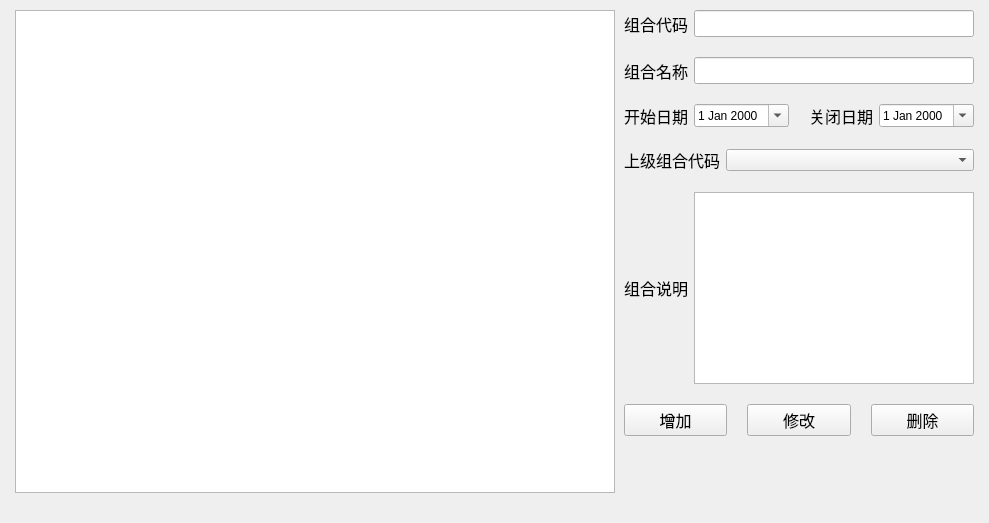
ruofeng216/fmlnew, file FML/view/mainframe/paramgrunion.ui: the form before one commit.
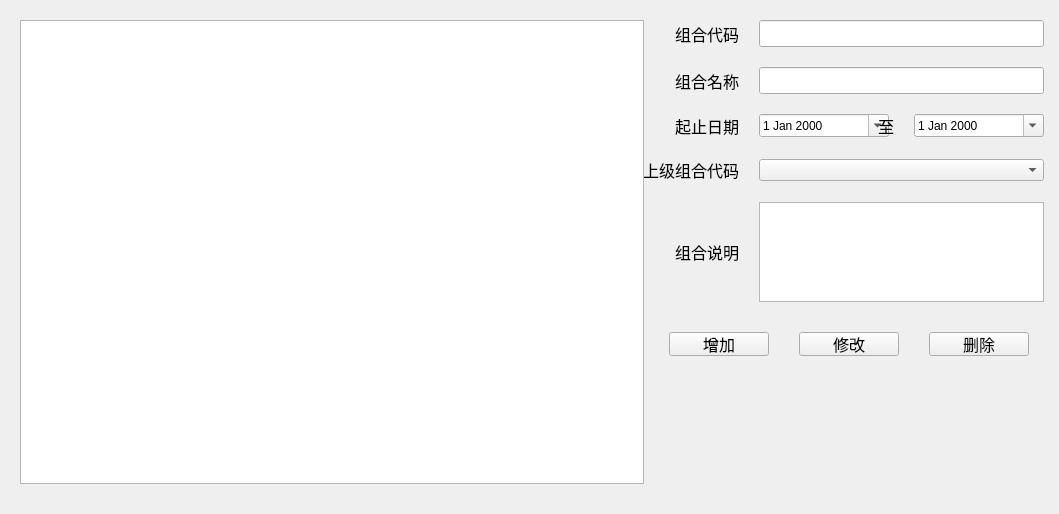
The form after the commit.

Commit message: 组合管理，金融日历布局，样式修改

Diff of the .ui file:
```diff
--- a/FML/view/mainframe/paramgrunion.ui
+++ b/FML/view/mainframe/paramgrunion.ui
@@ -6,47 +6,46 @@
    <rect>
     <x>0</x>
     <y>0</y>
-    <width>989</width>
-    <height>523</height>
+    <width>1059</width>
+    <height>514</height>
    </rect>
   </property>
+  <property name="minimumSize">
+   <size>
+    <width>0</width>
+    <height>0</height>
+   </size>
+  </property>
   <property name="windowTitle">
    <string>ParaMgrUnion</string>
   </property>
-  <layout class="QGridLayout" name="gridLayout">
+  <layout class="QHBoxLayout" name="horizontalLayout_9" stretch="1,0">
+   <property name="spacing">
+    <number>0</number>
+   </property>
+   <property name="leftMargin">
+    <number>20</number>
+   </property>
    <property name="topMargin">
-    <number>10</number>
+    <number>20</number>
+   </property>
+   <property name="rightMargin">
+    <number>15</number>
    </property>
    <property name="bottomMargin">
     <number>30</number>
    </property>
-   <property name="horizontalSpacing">
-    <number>9</number>
-   </property>
-   <item row="0" column="0">
-    <spacer name="horizontalSpacer">
-     <property name="orientation">
-      <enum>Qt::Horizontal</enum>
-     </property>
-     <property name="sizeHint" stdset="0">
-      <size>
-       <width>87</width>
-       <height>20</height>
-      </size>
-     </property>
-    </spacer>
-   </item>
-   <item row="0" column="1">
+   <item>
     <widget class="QTreeView" name="treeView">
      <property name="minimumSize">
       <size>
-       <width>600</width>
+       <width>0</width>
        <height>0</height>
       </size>
      </property>
      <property name="maximumSize">
       <size>
-       <width>800</width>
+       <width>16777215</width>
        <height>16777215</height>
       </size>
      </property>
@@ -55,18 +54,55 @@
      </property>
     </widget>
    </item>
-   <item row="0" column="2">
+   <item>
+    <widget class="QWidget" name="rightWidget" native="true">
+     <property name="minimumSize">
+      <size>
+       <width>400</width>
+       <height>0</height>
+      </size>
+     </property>
+     <property name="maximumSize">
+      <size>
+       <width>400</width>
+       <height>16777215</height>
+      </size>
+     </property>
     <layout class="QVBoxLayout" name="verticalLayout">
      <property name="spacing">
       <number>20</number>
      </property>
+      <property name="leftMargin">
+       <number>0</number>
+      </property>
+      <property name="topMargin">
+       <number>0</number>
+      </property>
+      <property name="rightMargin">
+       <number>0</number>
+      </property>
      <property name="bottomMargin">
       <number>0</number>
      </property>
      <item>
       <layout class="QHBoxLayout" name="horizontalLayout_8">
+        <property name="spacing">
+         <number>20</number>
+        </property>
        <item>
         <widget class="QLabel" name="label_portcode">
+          <property name="minimumSize">
+           <size>
+            <width>95</width>
+            <height>0</height>
+           </size>
+          </property>
+          <property name="maximumSize">
+           <size>
+            <width>95</width>
+            <height>16777215</height>
+           </size>
+          </property>
          <property name="font">
           <font>
            <pointsize>12</pointsize>
@@ -75,6 +111,9 @@
          <property name="text">
           <string>组合代码</string>
          </property>
+          <property name="alignment">
+           <set>Qt::AlignRight|Qt::AlignTrailing|Qt::AlignVCenter</set>
+          </property>
         </widget>
        </item>
        <item>
@@ -90,8 +129,23 @@
      </item>
      <item>
       <layout class="QHBoxLayout" name="horizontalLayout_7">
+        <property name="spacing">
+         <number>20</number>
+        </property>
        <item>
         <widget class="QLabel" name="label_portname">
+          <property name="minimumSize">
+           <size>
+            <width>95</width>
+            <height>0</height>
+           </size>
+          </property>
+          <property name="maximumSize">
+           <size>
+            <width>95</width>
+            <height>16777215</height>
+           </size>
+          </property>
          <property name="font">
           <font>
            <pointsize>12</pointsize>
@@ -100,6 +154,9 @@
          <property name="text">
           <string>组合名称</string>
          </property>
+          <property name="alignment">
+           <set>Qt::AlignRight|Qt::AlignTrailing|Qt::AlignVCenter</set>
+          </property>
         </widget>
        </item>
        <item>
@@ -120,20 +177,50 @@
        </property>
        <item>
         <layout class="QHBoxLayout" name="horizontalLayout_4">
+          <property name="spacing">
+           <number>20</number>
+          </property>
          <item>
           <widget class="QLabel" name="label_datebegin">
+            <property name="minimumSize">
+             <size>
+              <width>95</width>
+              <height>0</height>
+             </size>
+            </property>
+            <property name="maximumSize">
+             <size>
+              <width>95</width>
+              <height>16777215</height>
+             </size>
+            </property>
            <property name="font">
             <font>
              <pointsize>12</pointsize>
             </font>
            </property>
            <property name="text">
-            <string>开始日期</string>
+             <string>起止日期</string>
+            </property>
+            <property name="alignment">
+             <set>Qt::AlignRight|Qt::AlignTrailing|Qt::AlignVCenter</set>
            </property>
           </widget>
          </item>
          <item>
           <widget class="QDateEdit" name="dateEdit_datebegin">
+            <property name="minimumSize">
+             <size>
+              <width>130</width>
+              <height>0</height>
+             </size>
+            </property>
+            <property name="maximumSize">
+             <size>
+              <width>130</width>
+              <height>16777215</height>
+             </size>
+            </property>
            <property name="calendarPopup">
             <bool>true</bool>
            </property>
@@ -143,6 +230,9 @@
        </item>
        <item>
         <layout class="QHBoxLayout" name="horizontalLayout_5">
+          <property name="spacing">
+           <number>20</number>
+          </property>
          <item>
           <widget class="QLabel" name="label_dateend">
            <property name="font">
@@ -151,12 +241,27 @@
             </font>
            </property>
            <property name="text">
-            <string>关闭日期</string>
+             <string>至</string>
+            </property>
+            <property name="alignment">
+             <set>Qt::AlignRight|Qt::AlignTrailing|Qt::AlignVCenter</set>
            </property>
           </widget>
          </item>
          <item>
           <widget class="QDateEdit" name="dateEdit_dateend">
+            <property name="minimumSize">
+             <size>
+              <width>130</width>
+              <height>0</height>
+             </size>
+            </property>
+            <property name="maximumSize">
+             <size>
+              <width>130</width>
+              <height>16777215</height>
+             </size>
+            </property>
            <property name="calendarPopup">
             <bool>true</bool>
            </property>
@@ -168,6 +273,9 @@
      </item>
      <item>
       <layout class="QHBoxLayout" name="horizontalLayout_3">
+        <property name="spacing">
+         <number>20</number>
+        </property>
        <item>
         <widget class="QLabel" name="label_parentcode">
          <property name="sizePolicy">
@@ -176,6 +284,18 @@
            <verstretch>0</verstretch>
           </sizepolicy>
          </property>
+          <property name="minimumSize">
+           <size>
+            <width>95</width>
+            <height>0</height>
+           </size>
+          </property>
+          <property name="maximumSize">
+           <size>
+            <width>95</width>
+            <height>16777215</height>
+           </size>
+          </property>
          <property name="font">
           <font>
            <pointsize>12</pointsize>
@@ -184,6 +304,9 @@
          <property name="text">
           <string>上级组合代码</string>
          </property>
+          <property name="alignment">
+           <set>Qt::AlignRight|Qt::AlignTrailing|Qt::AlignVCenter</set>
+          </property>
         </widget>
        </item>
        <item>
@@ -193,8 +316,23 @@
      </item>
      <item>
       <layout class="QHBoxLayout" name="horizontalLayout_2">
+        <property name="spacing">
+         <number>20</number>
+        </property>
        <item>
         <widget class="QLabel" name="label">
+          <property name="minimumSize">
+           <size>
+            <width>95</width>
+            <height>0</height>
+           </size>
+          </property>
+          <property name="maximumSize">
+           <size>
+            <width>95</width>
+            <height>16777215</height>
+           </size>
+          </property>
          <property name="font">
           <font>
            <pointsize>12</pointsize>
@@ -203,14 +341,23 @@
          <property name="text">
           <string>组合说明</string>
          </property>
+          <property name="alignment">
+           <set>Qt::AlignRight|Qt::AlignTrailing|Qt::AlignVCenter</set>
+          </property>
         </widget>
        </item>
        <item>
         <widget class="QTextEdit" name="textEdit">
+          <property name="minimumSize">
+           <size>
+            <width>0</width>
+            <height>100</height>
+           </size>
+          </property>
          <property name="maximumSize">
           <size>
            <width>16777215</width>
-           <height>300</height>
+            <height>100</height>
           </size>
          </property>
         </widget>
@@ -220,10 +367,41 @@
      <item>
       <layout class="QHBoxLayout" name="horizontalLayout">
        <property name="spacing">
-        <number>20</number>
-       </property>
+         <number>30</number>
+        </property>
+        <property name="leftMargin">
+         <number>10</number>
+        </property>
+        <property name="topMargin">
+         <number>10</number>
+        </property>
+        <item>
+         <spacer name="horizontalSpacer_4">
+          <property name="orientation">
+           <enum>Qt::Horizontal</enum>
+          </property>
+          <property name="sizeHint" stdset="0">
+           <size>
+            <width>40</width>
+            <height>20</height>
+           </size>
+          </property>
+         </spacer>
+        </item>
        <item>
         <widget class="QPushButton" name="pushButton_add">
+          <property name="minimumSize">
+           <size>
+            <width>100</width>
+            <height>24</height>
+           </size>
+          </property>
+          <property name="maximumSize">
+           <size>
+            <width>100</width>
+            <height>24</height>
+           </size>
+          </property>
          <property name="font">
           <font>
            <pointsize>12</pointsize>
@@ -236,6 +414,18 @@
        </item>
        <item>
         <widget class="QPushButton" name="pushButton_modify">
+          <property name="minimumSize">
+           <size>
+            <width>100</width>
+            <height>24</height>
+           </size>
+          </property>
+          <property name="maximumSize">
+           <size>
+            <width>100</width>
+            <height>24</height>
+           </size>
+          </property>
          <property name="font">
           <font>
            <pointsize>12</pointsize>
@@ -248,6 +438,18 @@
        </item>
        <item>
         <widget class="QPushButton" name="pushButton_delete">
+          <property name="minimumSize">
+           <size>
+            <width>100</width>
+            <height>24</height>
+           </size>
+          </property>
+          <property name="maximumSize">
+           <size>
+            <width>100</width>
+            <height>24</height>
+           </size>
+          </property>
          <property name="font">
           <font>
            <pointsize>12</pointsize>
@@ -258,6 +460,19 @@
          </property>
         </widget>
        </item>
+        <item>
+         <spacer name="horizontalSpacer_3">
+          <property name="orientation">
+           <enum>Qt::Horizontal</enum>
+          </property>
+          <property name="sizeHint" stdset="0">
+           <size>
+            <width>40</width>
+            <height>20</height>
+           </size>
+          </property>
+         </spacer>
+        </item>
       </layout>
      </item>
      <item>
@@ -274,19 +489,7 @@
       </spacer>
      </item>
     </layout>
-   </item>
-   <item row="0" column="3">
-    <spacer name="horizontalSpacer_2">
-     <property name="orientation">
-      <enum>Qt::Horizontal</enum>
-     </property>
-     <property name="sizeHint" stdset="0">
-      <size>
-       <width>86</width>
-       <height>20</height>
-      </size>
-     </property>
-    </spacer>
+    </widget>
    </item>
   </layout>
  </widget>
```
Lines whose indentation alone changed are shown as unchanged. The commit also changes 5 other files.
